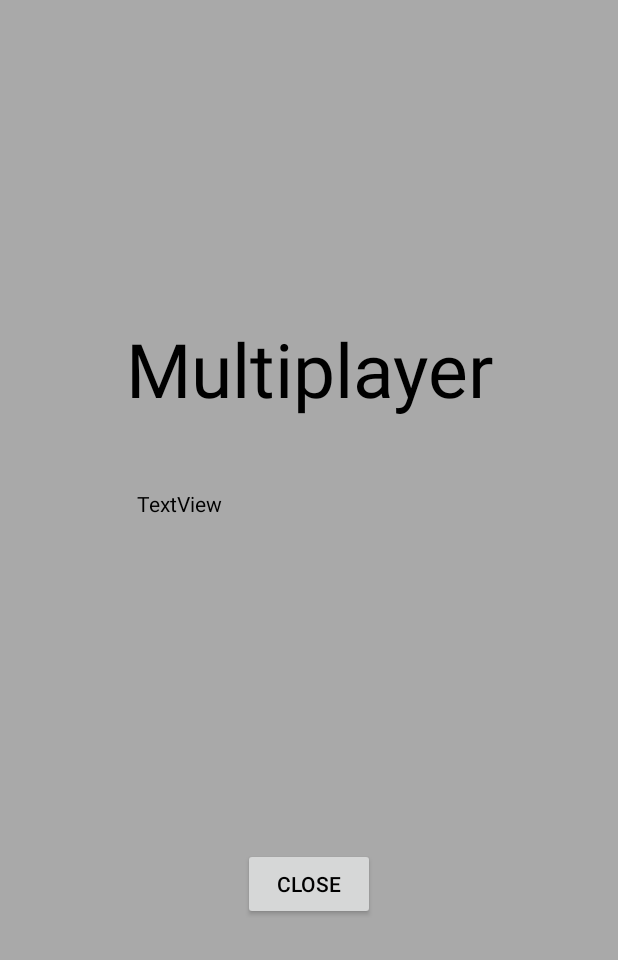
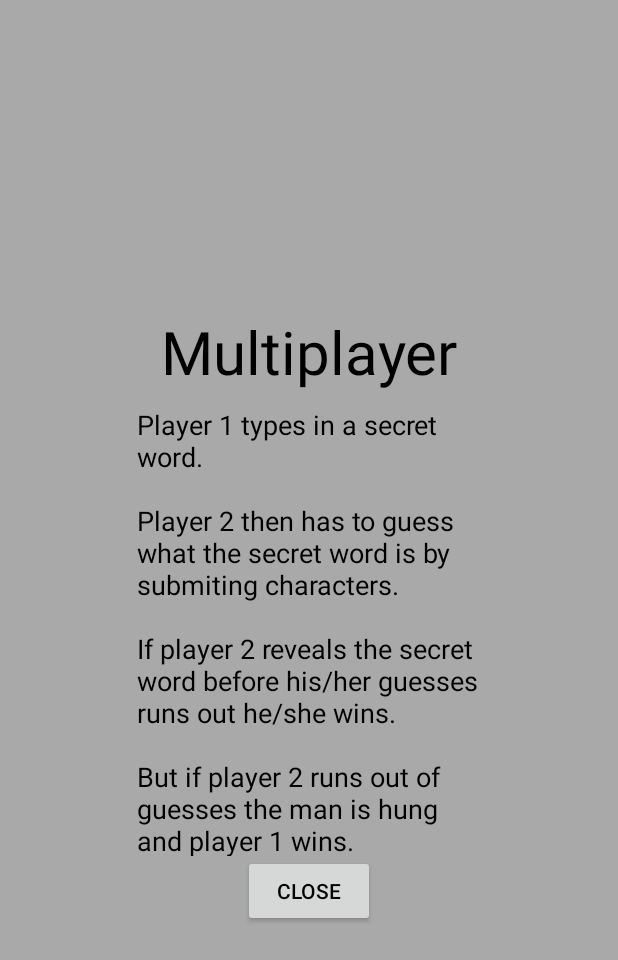
Before and after one commit to Svante-J-TE/HangmanGame, an Android app: the layout instructionsmulti_popup.xml on its own in the app's theme, with its tools: preview values and no code run, on a phone screen of 412 x 824 dp. Shown: the top 960 px of the screen. Run offline under Robolectric (Android 15) with nearby library versions, the phone set to English and light mode, and no system bars.

Commit message:
finished instructions

```diff
--- a/app/src/main/res/layout/instructionsmulti_popup.xml
+++ b/app/src/main/res/layout/instructionsmulti_popup.xml
@@ -9,7 +9,7 @@
 
     <androidx.constraintlayout.widget.ConstraintLayout
         android:layout_width="300dp"
-        android:layout_height="400dp"
+        android:layout_height="410dp"
         app:layout_constraintBottom_toBottomOf="parent"
         app:layout_constraintEnd_toEndOf="parent"
         app:layout_constraintStart_toStartOf="parent"
@@ -18,22 +18,25 @@
         <TextView
             android:id="@+id/title"
             android:layout_width="match_parent"
-            android:layout_height="wrap_content"
-            android:text="Multiplayer"
+            android:layout_height="63dp"
+            android:text="Multiplayer\n"
             android:textAlignment="center"
             android:textAllCaps="false"
             android:textColor="#000000"
-            android:textSize="50dp"
+            android:textSize="40dp"
             app:layout_constraintTop_toTopOf="parent"
-            tools:layout_editor_absoluteX="0dp" />
+            tools:layout_editor_absoluteX="8dp" />
 
         <TextView
-            android:id="@+id/textView5"
+            android:id="@+id/textView"
             android:layout_width="230dp"
-            android:layout_height="240dp"
-            android:text="TextView"
+            android:layout_height="300dp"
+            android:text="Player 1 types in a secret word.
+\n\nPlayer 2 then has to guess what the secret word is by submiting characters.
+\n\nIf player 2 reveals the secret word before his/her guesses runs out he/she wins.
+\n\nBut if player 2 runs out of guesses the man is hung and player 1 wins."
             android:textColor="#000000"
-            app:layout_constraintBottom_toBottomOf="parent"
+            android:textSize="18sp"
             app:layout_constraintEnd_toEndOf="parent"
             app:layout_constraintStart_toStartOf="parent"
             app:layout_constraintTop_toBottomOf="@+id/title" />
@@ -47,8 +50,8 @@
             app:layout_constraintBottom_toBottomOf="parent"
             app:layout_constraintEnd_toEndOf="parent"
             app:layout_constraintStart_toStartOf="parent"
-            app:layout_constraintTop_toBottomOf="@+id/textView5" />
+            app:layout_constraintTop_toBottomOf="@+id/textView" />
 
     </androidx.constraintlayout.widget.ConstraintLayout>
 
-</androidx.constraintlayout.widget.ConstraintLayout>
+    </androidx.constraintlayout.widget.ConstraintLayout>
```
Also changed, not shown: app/src/main/java/main/game/hangman/MainInstructions.java (+8 -0 lines), app/src/main/res/layout/instructions_main.xml (+13 -0 lines), app/src/main/res/layout/instructionssingle_popup.xml (+11 -8 lines).
